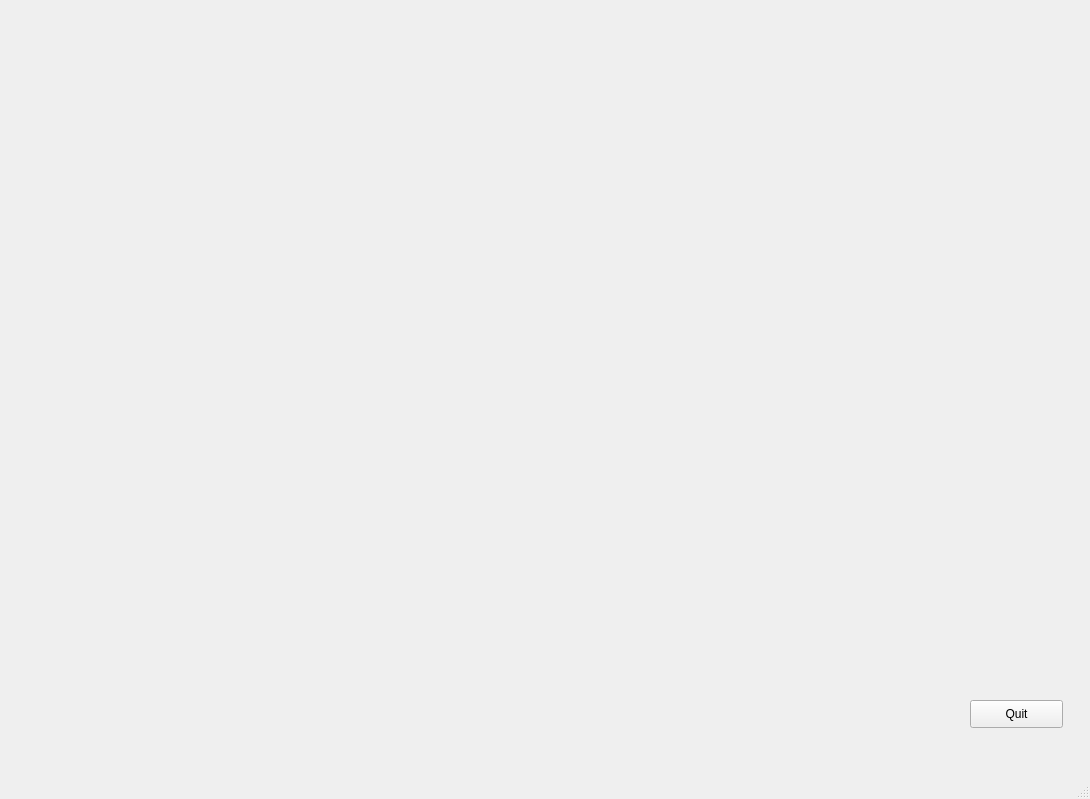
Dreamwalkerx5/weather_monitor, file weather_monitor_gui.ui: the form before one commit.
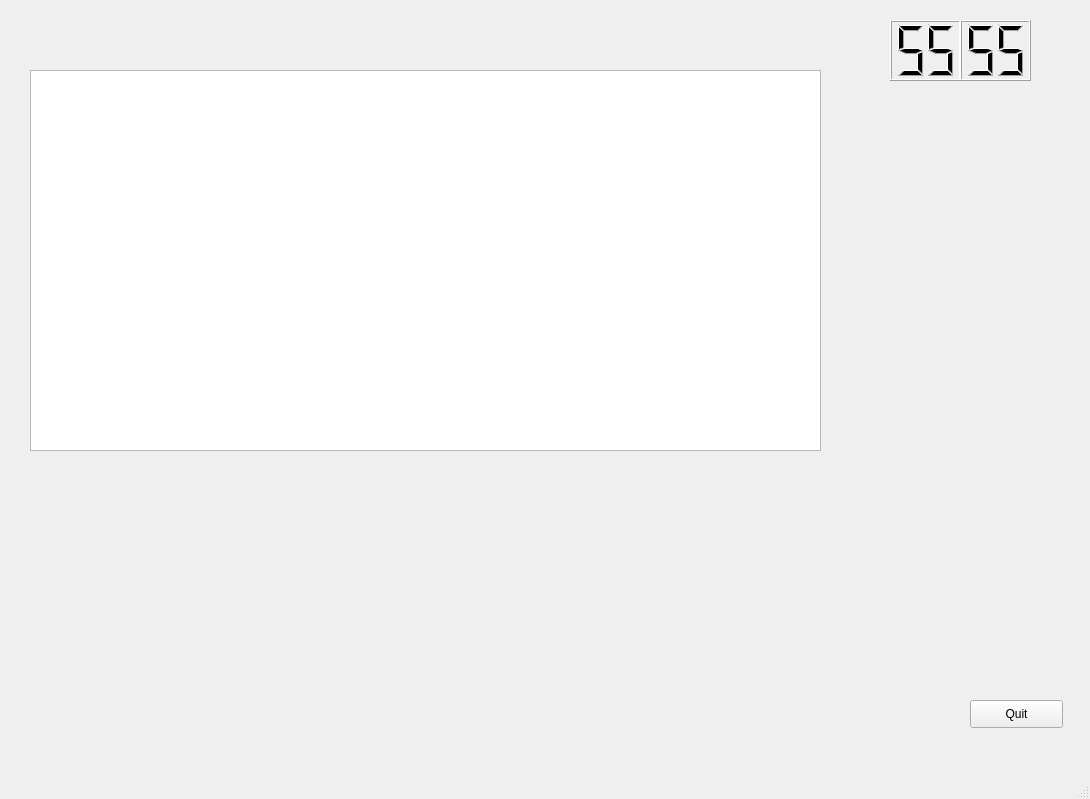
The form after the commit.

Commit message: current weather

Diff of the .ui file:
```diff
--- a/weather_monitor_gui.ui
+++ b/weather_monitor_gui.ui
@@ -27,6 +27,54 @@
      <string>Quit</string>
     </property>
    </widget>
+   <widget class="QLCDNumber" name="time_hours">
+    <property name="geometry">
+     <rect>
+      <x>890</x>
+      <y>20</y>
+      <width>71</width>
+      <height>61</height>
+     </rect>
+    </property>
+    <property name="digitCount">
+     <number>2</number>
+    </property>
+    <property name="mode">
+     <enum>QLCDNumber::Dec</enum>
+    </property>
+    <property name="intValue" stdset="0">
+     <number>55</number>
+    </property>
+   </widget>
+   <widget class="QLCDNumber" name="time_minutes">
+    <property name="geometry">
+     <rect>
+      <x>960</x>
+      <y>20</y>
+      <width>71</width>
+      <height>61</height>
+     </rect>
+    </property>
+    <property name="digitCount">
+     <number>2</number>
+    </property>
+    <property name="mode">
+     <enum>QLCDNumber::Dec</enum>
+    </property>
+    <property name="intValue" stdset="0">
+     <number>55</number>
+    </property>
+   </widget>
+   <widget class="QTextEdit" name="textEdit">
+    <property name="geometry">
+     <rect>
+      <x>30</x>
+      <y>70</y>
+      <width>791</width>
+      <height>381</height>
+     </rect>
+    </property>
+   </widget>
   </widget>
   <widget class="QMenuBar" name="menubar">
    <property name="geometry">
```
The commit also changes 2 other files.
